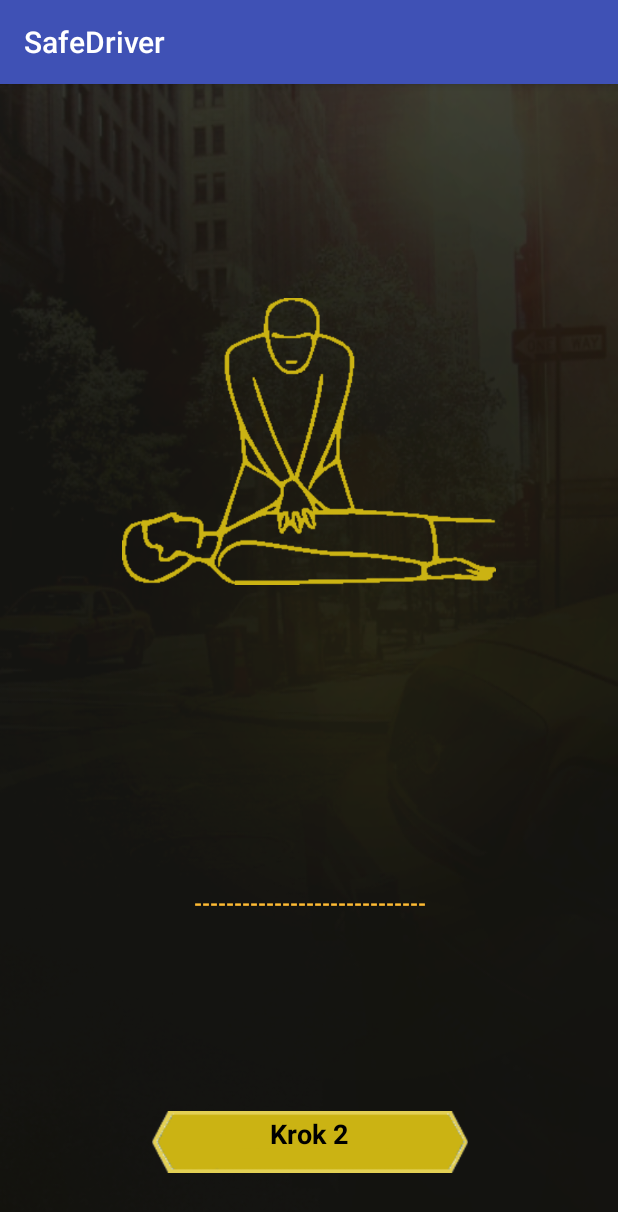
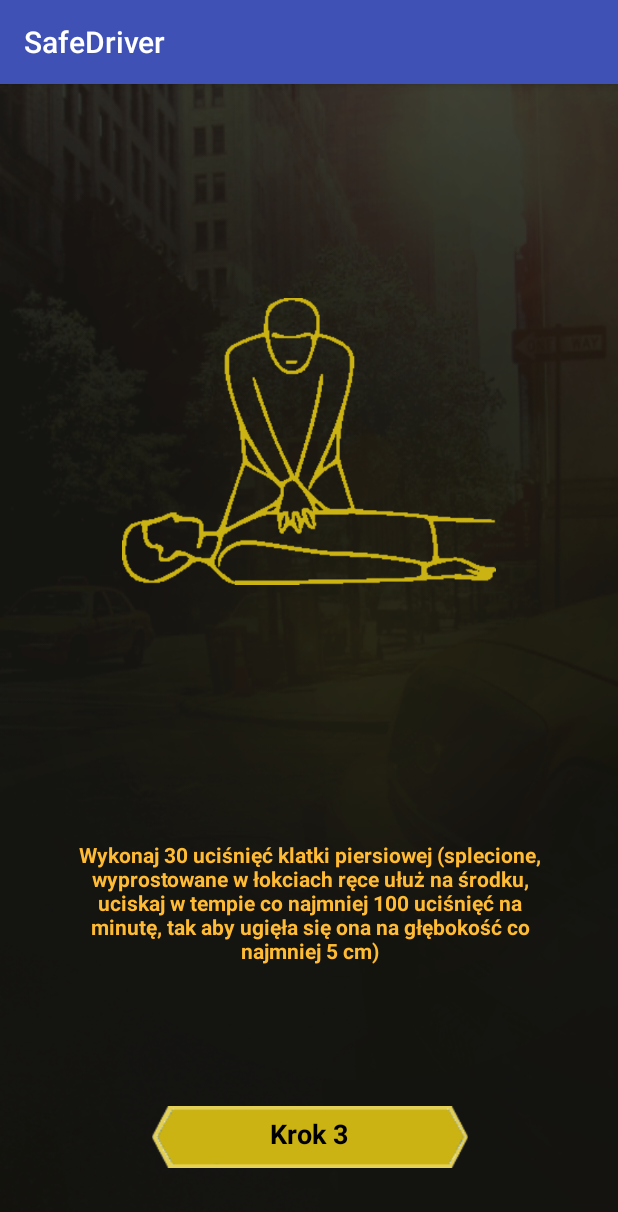
Before and after one commit to MaciejWojtasiak/safedriver, an Android app: the HelpInstruction2 screen opened directly, with no data from a screen before it, on a phone screen of 412 x 824 dp. Shown: the top 1212 px of the screen. Run offline under Robolectric (Android 15) with nearby library versions, the phone set to English and light mode, and no system bars; Roboto replaces fonts that are not available here.

Commit message:
Demo texttospeech i dodanie instrukcji 1 pomocy

```diff
--- a/app/src/main/res/layout/activity_help_instruction0.xml
+++ b/app/src/main/res/layout/activity_help_instruction0.xml
@@ -66,7 +66,7 @@
         android:layout_marginStart="8dp"
         android:layout_marginTop="8dp"
         android:gravity="center"
-        android:text="Tu wstawić tekst 1 instrukcji"
+        android:text='Sprawdź czy poszkowodany jest przytomny. Podejdź ostrożnie do poszkodowanego, delikatnie potrząśnij za ramiona i głośno zapytaj: "Czy wszystko w porządku?"'
         android:textColor="@android:color/holo_orange_light"
         android:textStyle="bold"
         app:layout_constraintBottom_toBottomOf="parent"
--- a/app/src/main/res/layout/activity_help_instruction01.xml
+++ b/app/src/main/res/layout/activity_help_instruction01.xml
@@ -65,7 +65,7 @@
         android:layout_marginStart="8dp"
         android:layout_marginTop="8dp"
         android:gravity="center"
-        android:text="-----------------------------"
+        android:text="Oceń czy poszkowodwany oddycha. Oceń prawidłowość oddechu wzrokiem, słuchem i czuciem. Pochyl się nad poszkodowanym, tak by wyczuć ruch wydychanego powietrza, jednocześnie obserwując ruchy klatki piersiowej."
         android:textColor="@android:color/holo_orange_light"
         android:textStyle="bold"
         app:layout_constraintBottom_toBottomOf="parent"
--- a/app/src/main/res/layout/activity_help_instruction2.xml
+++ b/app/src/main/res/layout/activity_help_instruction2.xml
@@ -32,10 +32,10 @@
         android:layout_marginTop="8dp"
         app:layout_constraintBottom_toBottomOf="parent"
         app:layout_constraintEnd_toEndOf="parent"
-        app:layout_constraintHorizontal_bias="0.504"
+        app:layout_constraintHorizontal_bias="0.505"
         app:layout_constraintStart_toStartOf="parent"
         app:layout_constraintTop_toTopOf="parent"
-        app:layout_constraintVertical_bias="0.952"
+        app:layout_constraintVertical_bias="0.947"
         app:srcCompat="@drawable/cpr" />
 
     <TextView
@@ -46,7 +46,7 @@
         android:layout_marginEnd="8dp"
         android:layout_marginStart="8dp"
         android:layout_marginTop="8dp"
-        android:text="Krok 2"
+        android:text="Krok 3"
         android:textColor="@android:color/black"
         android:textSize="18sp"
         android:textStyle="bold"
@@ -65,7 +65,7 @@
         android:layout_marginStart="8dp"
         android:layout_marginTop="8dp"
         android:gravity="center"
-        android:text="-----------------------------"
+        android:text="Wykonaj 30 uciśnięć klatki piersiowej (splecione, wyprostowane w łokciach ręce ułuż na środku, uciskaj w tempie co najmniej 100 uciśnięć na minutę, tak aby ugięła się ona na głębokość co najmniej 5 cm)"
         android:textColor="@android:color/holo_orange_light"
         android:textStyle="bold"
         app:layout_constraintBottom_toBottomOf="parent"
--- a/app/src/main/res/layout/activity_help_instruction3.xml
+++ b/app/src/main/res/layout/activity_help_instruction3.xml
@@ -46,7 +46,7 @@
         android:layout_marginEnd="8dp"
         android:layout_marginStart="8dp"
         android:layout_marginTop="8dp"
-        android:text="Krok 2"
+        android:text="Krok 5"
         android:textColor="@android:color/black"
         android:textSize="18sp"
         android:textStyle="bold"
```
Also changed, not shown: app/src/main/java/com/example/patrycja1/safedriver/HelpInstruction0.java (+63 -0 lines), app/src/main/res/layout/activity_help_instruction1.xml (+3 -4 lines).
